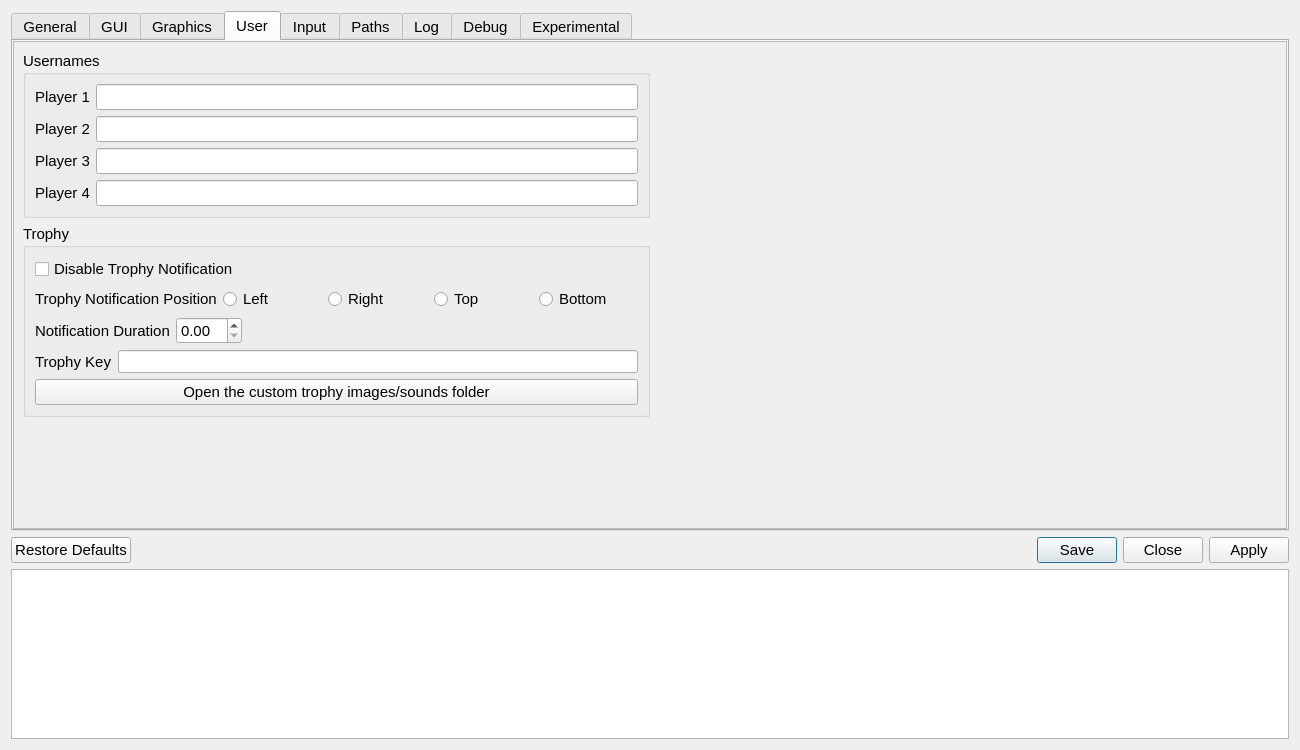
Above: src/qt_gui/settings_dialog.ui from diegolix29/shadPS4 before the change. Below: the same form after it.
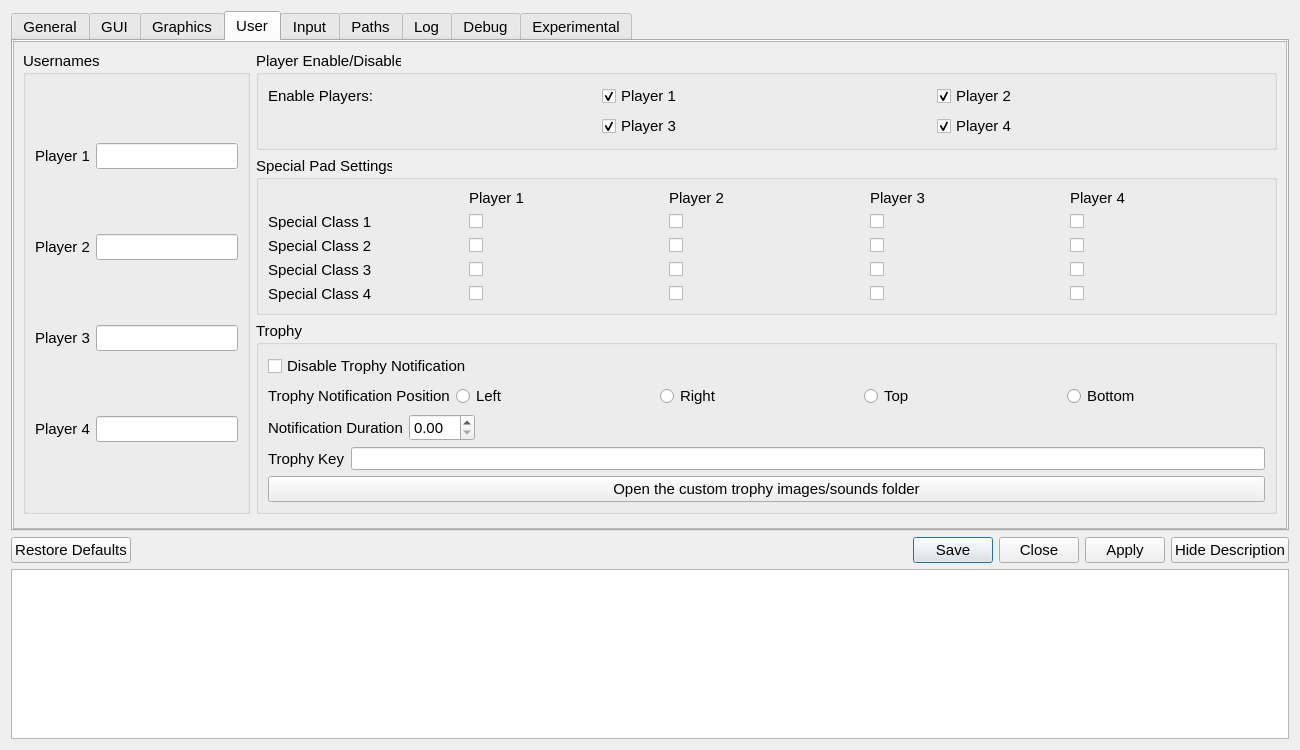
That is the form after the change. The open tabs and pages were chosen to show the change. Icons and pictures are not drawn.

Commit message: Cpu core configuration WIP + Active User Enable/Disable state + Special pad moved to User Tab + Hide description over settings dialog.

Patch:
```diff
--- a/src/qt_gui/settings_dialog.ui
+++ b/src/qt_gui/settings_dialog.ui
@@ -1449,9 +1449,9 @@
 									<height>536</height>
 								</rect>
 							</property>
-							<layout class="QVBoxLayout" name="userTabVLayout" stretch="0,0,1">
+							<layout class="QVBoxLayout" name="userTabVLayout" stretch="0,1">
 								<item>
-									<layout class="QHBoxLayout" name="horizontalLayout_2">
+									<layout class="QHBoxLayout" name="horizontalLayout_2" stretch="0,1">
 										<property name="leftMargin">
 											<number>0</number>
 										</property>
@@ -1534,38 +1534,206 @@
 											</layout>
 										</item>
 										<item>
-											<spacer name="horizontalSpacer_2">
-												<property name="orientation">
-													<enum>Qt::Orientation::Horizontal</enum>
-												</property>
-												<property name="sizeHint" stdset="0">
-													<size>
-														<width>40</width>
-														<height>40</height>
-													</size>
-												</property>
-											</spacer>
-										</item>
-									</layout>
-								</item>
-								<item>
-									<layout class="QVBoxLayout" name="vLayoutTrophy">
-										<property name="spacing">
-											<number>6</number>
-										</property>
-										<property name="leftMargin">
-											<number>0</number>
-										</property>
-										<property name="bottomMargin">
-											<number>50</number>
-										</property>
-										<item>
-											<layout class="QHBoxLayout" name="hLayoutTrophy">
+											<layout class="QVBoxLayout" name="playerSettingsLayout">
+												<item>
+													<widget class="QGroupBox" name="playerEnableGroupBox">
+														<property name="title">
+															<string>Player Enable/Disable</string>
+														</property>
+														<property name="sizePolicy">
+															<sizepolicy hsizetype="Preferred" vsizetype="Expanding">
+																<horstretch>0</horstretch>
+																<verstretch>0</verstretch>
+															</sizepolicy>
+														</property>
+														<layout class="QGridLayout" name="playerEnableGridLayout">
+															<item row="0" column="0">
+																<widget class="QLabel">
+																	<property name="text">
+																		<string>Enable Players:</string>
+																	</property>
+																</widget>
+															</item>
+															<item row="0" column="1">
+																<widget class="QCheckBox" name="enablePlayer1CheckBox">
+																	<property name="text">
+																		<string>Player 1</string>
+																	</property>
+																	<property name="checked">
+																		<bool>true</bool>
+																	</property>
+																</widget>
+															</item>
+															<item row="0" column="2">
+																<widget class="QCheckBox" name="enablePlayer2CheckBox">
+																	<property name="text">
+																		<string>Player 2</string>
+																	</property>
+																	<property name="checked">
+																		<bool>true</bool>
+																	</property>
+																</widget>
+															</item>
+															<item row="1" column="1">
+																<widget class="QCheckBox" name="enablePlayer3CheckBox">
+																	<property name="text">
+																		<string>Player 3</string>
+																	</property>
+																	<property name="checked">
+																		<bool>true</bool>
+																	</property>
+																</widget>
+															</item>
+															<item row="1" column="2">
+																<widget class="QCheckBox" name="enablePlayer4CheckBox">
+																	<property name="text">
+																		<string>Player 4</string>
+																	</property>
+																	<property name="checked">
+																		<bool>true</bool>
+																	</property>
+																</widget>
+															</item>
+														</layout>
+													</widget>
+												</item>
+												<item>
+													<widget class="QGroupBox" name="specialPadGroupBox">
+														<property name="title">
+															<string>Special Pad Settings</string>
+														</property>
+														<property name="sizePolicy">
+															<sizepolicy hsizetype="Preferred" vsizetype="Expanding">
+																<horstretch>0</horstretch>
+																<verstretch>0</verstretch>
+															</sizepolicy>
+														</property>
+														<layout class="QGridLayout" name="specialPadGridLayout">
+															<item row="0" column="0">
+																<widget class="QLabel">
+																	<property name="text">
+																		<string></string>
+																	</property>
+																</widget>
+															</item>
+															<item row="0" column="1">
+																<widget class="QLabel">
+																	<property name="text">
+																		<string>Player 1</string>
+																	</property>
+																</widget>
+															</item>
+															<item row="0" column="2">
+																<widget class="QLabel">
+																	<property name="text">
+																		<string>Player 2</string>
+																	</property>
+																</widget>
+															</item>
+															<item row="0" column="3">
+																<widget class="QLabel">
+																	<property name="text">
+																		<string>Player 3</string>
+																	</property>
+																</widget>
+															</item>
+															<item row="0" column="4">
+																<widget class="QLabel">
+																	<property name="text">
+																		<string>Player 4</string>
+																	</property>
+																</widget>
+															</item>
+															<item row="1" column="0">
+																<widget class="QLabel">
+																	<property name="text">
+																		<string>Special Class 1</string>
+																	</property>
+																</widget>
+															</item>
+															<item row="2" column="0">
+																<widget class="QLabel">
+																	<property name="text">
+																		<string>Special Class 2</string>
+																	</property>
+																</widget>
+															</item>
+															<item row="3" column="0">
+																<widget class="QLabel">
+																	<property name="text">
+																		<string>Special Class 3</string>
+																	</property>
+																</widget>
+															</item>
+															<item row="4" column="0">
+																<widget class="QLabel">
+																	<property name="text">
+																		<string>Special Class 4</string>
+																	</property>
+																</widget>
+															</item>
+															<item row="1" column="1">
+																<widget class="QCheckBox" name="spc1_p1"/>
+															</item>
+															<item row="1" column="2">
+																<widget class="QCheckBox" name="spc1_p2"/>
+															</item>
+															<item row="1" column="3">
+																<widget class="QCheckBox" name="spc1_p3"/>
+															</item>
+															<item row="1" column="4">
+																<widget class="QCheckBox" name="spc1_p4"/>
+															</item>
+															<item row="2" column="1">
+																<widget class="QCheckBox" name="spc2_p1"/>
+															</item>
+															<item row="2" column="2">
+																<widget class="QCheckBox" name="spc2_p2"/>
+															</item>
+															<item row="2" column="3">
+																<widget class="QCheckBox" name="spc2_p3"/>
+															</item>
+															<item row="2" column="4">
+																<widget class="QCheckBox" name="spc2_p4"/>
+															</item>
+															<item row="3" column="1">
+																<widget class="QCheckBox" name="spc3_p1"/>
+															</item>
+															<item row="3" column="2">
+																<widget class="QCheckBox" name="spc3_p2"/>
+															</item>
+															<item row="3" column="3">
+																<widget class="QCheckBox" name="spc3_p3"/>
+															</item>
+															<item row="3" column="4">
+																<widget class="QCheckBox" name="spc3_p4"/>
+															</item>
+															<item row="4" column="1">
+																<widget class="QCheckBox" name="spc4_p1"/>
+															</item>
+															<item row="4" column="2">
+																<widget class="QCheckBox" name="spc4_p2"/>
+															</item>
+															<item row="4" column="3">
+																<widget class="QCheckBox" name="spc4_p3"/>
+															</item>
+															<item row="4" column="4">
+																<widget class="QCheckBox" name="spc4_p4"/>
+															</item>
+														</layout>
+													</widget>
+												</item>
 												<item>
 													<widget class="QGroupBox" name="trophyGroupBox">
 														<property name="title">
 															<string>Trophy</string>
 														</property>
+														<property name="sizePolicy">
+															<sizepolicy hsizetype="Preferred" vsizetype="Expanding">
+																<horstretch>0</horstretch>
+																<verstretch>0</verstretch>
+															</sizepolicy>
+														</property>
 														<layout class="QVBoxLayout" name="userNameLayout_2">
 															<item>
 																<widget class="QCheckBox" name="disableTrophycheckBox">
@@ -1698,19 +1866,6 @@
 														</layout>
 													</widget>
 												</item>
-												<item>
-													<spacer name="horizontalSpacer_3">
-														<property name="orientation">
-															<enum>Qt::Orientation::Horizontal</enum>
-														</property>
-														<property name="sizeHint" stdset="0">
-															<size>
-																<width>40</width>
-																<height>20</height>
-															</size>
-														</property>
-													</spacer>
-												</item>
 											</layout>
 										</item>
 									</layout>
@@ -1968,126 +2123,6 @@
 											<number>0</number>
 										</property>
 
-										<item>
-											<widget class="QGroupBox" name="specialPadGroupBox">
-												<property name="title">
-													<string>Special Pad Settings</string>
-												</property>
-
-												<layout class="QGridLayout" name="specialPadGridLayout">
-
-													<item row="0" column="1">
-														<widget class="QLabel">
-															<property name="text">
-																<string>Player 1</string>
-															</property>
-														</widget>
-													</item>
-													<item row="0" column="2">
-														<widget class="QLabel">
-															<property name="text">
-																<string>Player 2</string>
-															</property>
-														</widget>
-													</item>
-													<item row="0" column="3">
-														<widget class="QLabel">
-															<property name="text">
-																<string>Player 3</string>
-															</property>
-														</widget>
-													</item>
-													<item row="0" column="4">
-														<widget class="QLabel">
-															<property name="text">
-																<string>Player 4</string>
-															</property>
-														</widget>
-													</item>
-
-													<item row="1" column="0">
-														<widget class="QLabel">
-															<property name="text">
-																<string>Special Class 1</string>
-															</property>
-														</widget>
-													</item>
-													<item row="2" column="0">
-														<widget class="QLabel">
-															<property name="text">
-																<string>Special Class 2</string>
-															</property>
-														</widget>
-													</item>
-													<item row="3" column="0">
-														<widget class="QLabel">
-															<property name="text">
-																<string>Special Class 3</string>
-															</property>
-														</widget>
-													</item>
-													<item row="4" column="0">
-														<widget class="QLabel">
-															<property name="text">
-																<string>Special Class 4</string>
-															</property>
-														</widget>
-													</item>
-
-													<item row="1" column="1">
-														<widget class="QCheckBox" name="spc1_p1"/>
-													</item>
-													<item row="1" column="2">
-														<widget class="QCheckBox" name="spc1_p2"/>
-													</item>
-													<item row="1" column="3">
-														<widget class="QCheckBox" name="spc1_p3"/>
-													</item>
-													<item row="1" column="4">
-														<widget class="QCheckBox" name="spc1_p4"/>
-													</item>
-
-													<item row="2" column="1">
-														<widget class="QCheckBox" name="spc2_p1"/>
-													</item>
-													<item row="2" column="2">
-														<widget class="QCheckBox" name="spc2_p2"/>
-													</item>
-													<item row="2" column="3">
-														<widget class="QCheckBox" name="spc2_p3"/>
-													</item>
-													<item row="2" column="4">
-														<widget class="QCheckBox" name="spc2_p4"/>
-													</item>
-
-													<item row="3" column="1">
-														<widget class="QCheckBox" name="spc3_p1"/>
-													</item>
-													<item row="3" column="2">
-														<widget class="QCheckBox" name="spc3_p2"/>
-													</item>
-													<item row="3" column="3">
-														<widget class="QCheckBox" name="spc3_p3"/>
-													</item>
-													<item row="3" column="4">
-														<widget class="QCheckBox" name="spc3_p4"/>
-													</item>
-
-													<item row="4" column="1">
-														<widget class="QCheckBox" name="spc4_p1"/>
-													</item>
-													<item row="4" column="2">
-														<widget class="QCheckBox" name="spc4_p2"/>
-													</item>
-													<item row="4" column="3">
-														<widget class="QCheckBox" name="spc4_p3"/>
-													</item>
-													<item row="4" column="4">
-														<widget class="QCheckBox" name="spc4_p4"/>
-													</item>
-												</layout>
-											</widget>
-										</item>
 							   		   <item>
 											<layout class="QHBoxLayout" name="micTabLayoutLeft">
 												<item>
@@ -3048,11 +3083,22 @@
 				</widget>
 			</item>
 			<item>
-				<widget class="QDialogButtonBox" name="buttonBox">
-					<property name="standardButtons">
-						<set>QDialogButtonBox::StandardButton::Apply|QDialogButtonBox::StandardButton::Close|QDialogButtonBox::StandardButton::RestoreDefaults|QDialogButtonBox::StandardButton::Save</set>
-					</property>
-				</widget>
+				<layout class="QHBoxLayout" name="buttonLayout">
+					<item>
+						<widget class="QDialogButtonBox" name="buttonBox">
+							<property name="standardButtons">
+								<set>QDialogButtonBox::StandardButton::Apply|QDialogButtonBox::StandardButton::Close|QDialogButtonBox::StandardButton::RestoreDefaults|QDialogButtonBox::StandardButton::Save</set>
+							</property>
+						</widget>
+					</item>
+					<item>
+						<widget class="QPushButton" name="toggleDescriptionButton">
+							<property name="text">
+								<string>Hide Description</string>
+							</property>
+						</widget>
+					</item>
+				</layout>
 			</item>
 			<item>
 				<widget class="QTextEdit" name="descriptionText">
```
Left out of the diff: 37 changed lines with no effect on the pictures. The commit also changes 8 other files.
